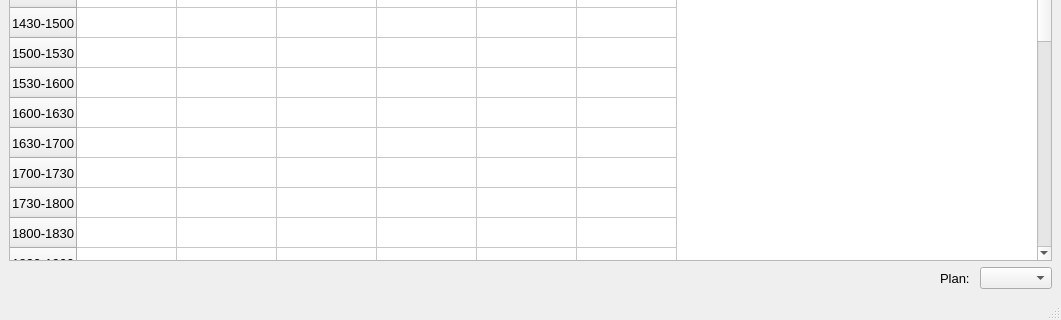
Old version of the form window.ui in the repository adithyaxx/auto-star-planner; both pictures show x 0 to 1061 and y 430 to 750 of the 1061 by 750 pixel window.
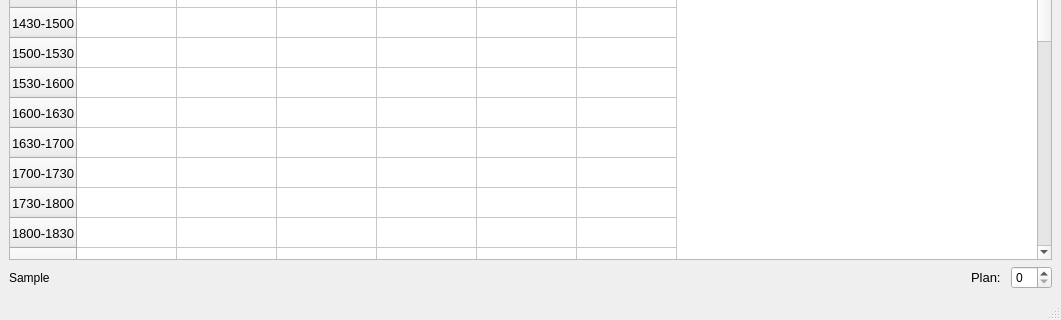
New version of the form. Icons and pictures are not drawn.

Commit message:
Changed the planning algo and GUI
but it look like it works!! with the GUI change and all

```diff
--- a/window.ui
+++ b/window.ui
@@ -16,12 +16,6 @@
     <height>750</height>
    </size>
   </property>
-  <property name="maximumSize">
-   <size>
-    <width>1061</width>
-    <height>750</height>
-   </size>
-  </property>
   <property name="windowTitle">
    <string>Auto STAR Planner</string>
   </property>
@@ -243,6 +237,13 @@
     </item>
     <item>
      <layout class="QHBoxLayout" name="horizontalLayout">
+      <item>
+       <widget class="QLabel" name="overviewLbl">
+        <property name="text">
+         <string>Sample</string>
+        </property>
+       </widget>
+      </item>
       <item>
        <spacer name="horizontalSpacer">
         <property name="orientation">
@@ -270,7 +271,7 @@
        </widget>
       </item>
       <item>
-       <widget class="QComboBox" name="planComboBox"/>
+       <widget class="QSpinBox" name="planSpinBox"/>
       </item>
      </layout>
     </item>
```
The commit also changes 3 other files.
